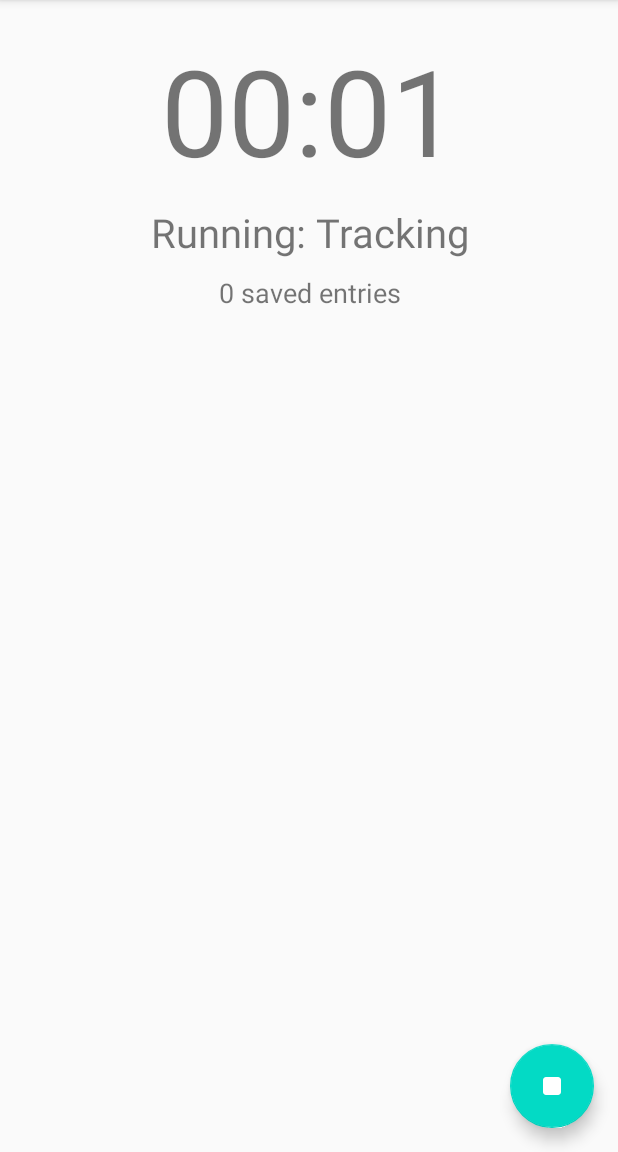
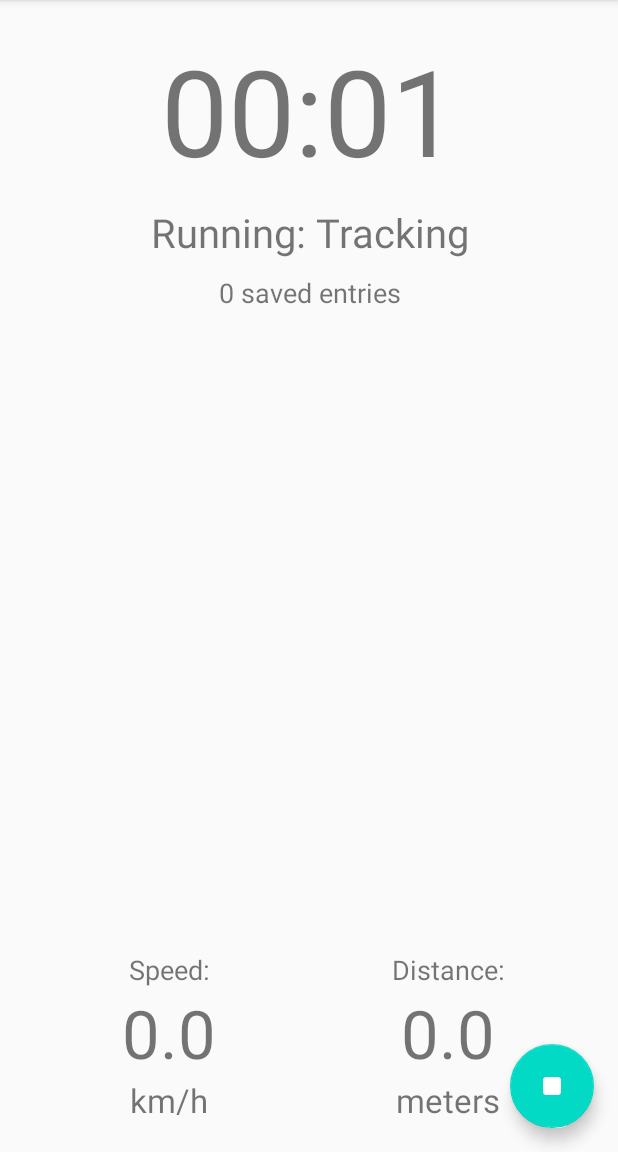
Before and after one commit to matiboux/griffith-android-trackmaster, an Android app: the screen it shows after launch (MainActivity), after a tap on an icon or button, on a phone screen of 412 x 824 dp, the part 84-1236 px from its top. Run offline under Robolectric (Android 15) with nearby library versions, the phone set to English and light mode, and no system bars.

Commit message:
Updated UI for the main activity for displaying live information + Added GPXData static methods

```diff
--- a/TrackMaster/app/src/main/java/com/matiboux/griffith/trackmaster/GPXData.java
+++ b/TrackMaster/app/src/main/java/com/matiboux/griffith/trackmaster/GPXData.java
@@ -46,18 +46,11 @@ public class GPXData {
             GPXEntry B = gpxEntries.get(i);
 
             // ** Distance
-            int earthRadius = 6371000; // in meters
-            double latA = A.latitude * Math.PI / 180;
-            double latB = B.latitude * Math.PI / 180;
-            double deltaLat = (B.latitude - A.latitude) * Math.PI / 180;
-            double deltaLon = (B.longitude - A.longitude) * Math.PI / 180;
-            double a = Math.pow(Math.sin(deltaLat / 2), 2)
-                    + Math.cos(latA) * Math.cos(latB) * Math.pow(Math.sin(deltaLon / 2), 2);
-            double distance = earthRadius * 2 * Math.atan2(Math.sqrt(a), Math.sqrt(1 - a));
+            double distance = computeDistance(A, B);
             totalMeters += distance;
 
             // ** Speed Part 2
-            double speed = distance / (B.time - A.time) * 1000;
+            double speed = computeSpeed(A, B, distance);
             averageSpeeds.add(new Pair<>(A.time / 2 + B.time / 2, speed));
             System.out.println("put at " + speed);
             sumSpeed += speed;
@@ -115,4 +108,38 @@ public class GPXData {
     public double getAverageAltitude() {
         return averageAltitude;
     }
+
+    // *** Static Methods for computing
+
+    /**
+     * @param A First GPXEntry point
+     * @param B Second GPXEntry point
+     * @return Distance between A and B in meters
+     */
+    public static double computeDistance(GPXEntry A, GPXEntry B) {
+        int earthRadius = 6371000; // in meters
+        double latA = A.latitude * Math.PI / 180;
+        double latB = B.latitude * Math.PI / 180;
+        double deltaLat = (B.latitude - A.latitude) * Math.PI / 180;
+        double deltaLon = (B.longitude - A.longitude) * Math.PI / 180;
+        double a = Math.pow(Math.sin(deltaLat / 2), 2)
+                + Math.cos(latA) * Math.cos(latB) * Math.pow(Math.sin(deltaLon / 2), 2);
+        return earthRadius * 2 * Math.atan2(Math.sqrt(a), Math.sqrt(1 - a));
+    }
+
+    /**
+     * @param A First GPXEntry point
+     * @param B Second GPXEntry point
+     * @return Speed from A to B in meters per seconds
+     */
+    public static double computeSpeed(GPXEntry A, GPXEntry B, double distance) {
+        return distance / (B.time - A.time) * 1000;
+    }
+
+    public static double roundDecimals(double value, int nbDecimals) {
+        if (nbDecimals <= 0) return value;
+
+        double factor = Math.pow(10, nbDecimals);
+        return (double) Math.round(value * factor) / factor;
+    }
 }
--- a/TrackMaster/app/src/main/java/com/matiboux/griffith/trackmaster/MainActivity.java
+++ b/TrackMaster/app/src/main/java/com/matiboux/griffith/trackmaster/MainActivity.java
@@ -1,15 +1,15 @@
 package com.matiboux.griffith.trackmaster;
 
-import android.content.Context;
 import android.content.Intent;
 import android.content.pm.PackageManager;
-import android.location.Location;
-import android.location.LocationManager;
 import android.os.Bundle;
 import android.os.Handler;
 import android.view.Menu;
 import android.view.MenuItem;
 import android.view.View;
+import android.view.ViewGroup;
+import android.view.ViewGroup.LayoutParams;
+import android.widget.LinearLayout;
 import android.widget.TextView;
 import android.widget.Toast;
 
@@ -19,17 +19,12 @@ import androidx.appcompat.widget.Toolbar;
 
 import com.google.android.material.floatingactionbutton.FloatingActionButton;
 
-import java.text.SimpleDateFormat;
-import java.util.Date;
-import java.util.Locale;
-import java.util.Timer;
-import java.util.TimerTask;
-
 public class MainActivity extends AppCompatActivity {
 
     private MyLocationListener locationListener = null;
 
-    private TextView txvTimer, txvStatus, txvCount;
+    private LinearLayout linearLayout;
+    private TextView txvTimer, txvStatus, txvCount, txvSpeed, txvDistance;
     private FloatingActionButton fab;
 
     @Override
@@ -43,9 +38,12 @@ public class MainActivity extends AppCompatActivity {
         locationListener = new MyLocationListener(this);
 
         // Layout components
+        linearLayout = findViewById(R.id.linear_layout);
         txvTimer = findViewById(R.id.txv_timer);
         txvStatus = findViewById(R.id.txv_status);
         txvCount = findViewById(R.id.txv_count);
+        txvSpeed = findViewById(R.id.txv_speed);
+        txvDistance = findViewById(R.id.txv_distance);
         fab = findViewById(R.id.fab);
 
         // Events
@@ -56,6 +54,19 @@ public class MainActivity extends AppCompatActivity {
                 else disableTracking(); // Disable Tracking
             }
         });
+    }
+
+    @Override
+    public void onWindowFocusChanged(boolean hasFocus) {
+        super.onWindowFocusChanged(hasFocus);
+
+        // Update the bottom padding of LinearLayout
+        ViewGroup.MarginLayoutParams fabLayoutParams = (ViewGroup.MarginLayoutParams) fab.getLayoutParams();
+        linearLayout.setPadding(linearLayout.getPaddingLeft(), linearLayout.getPaddingTop(), linearLayout.getPaddingRight(),
+                linearLayout.getPaddingLeft() + fabLayoutParams.topMargin + fab.getHeight() + fabLayoutParams.bottomMargin);
+        System.out.println(fab.getMeasuredHeight());
+        System.out.println(fabLayoutParams.topMargin + fab.getHeight() + fabLayoutParams.bottomMargin);
+        System.out.println(linearLayout.getPaddingBottom());
     }
 
     private void enableTracking() {
@@ -78,6 +89,8 @@ public class MainActivity extends AppCompatActivity {
                 int seconds = (int) (runningTimeMillis / 1000) % 60;
                 txvTimer.setText(getString(R.string.timer, minutes, seconds));
                 txvCount.setText(getString(R.string.entries_count, locationListener.getSavedEntries()));
+                txvSpeed.setText(String.valueOf(GPXData.roundDecimals(locationListener.getLatestSpeed(), 2)));
+                txvDistance.setText(String.valueOf(GPXData.roundDecimals(locationListener.getTotalMeters(), 2)));
 
                 // Continue while it's tracking
                 if (locationListener.isTracking())
--- a/TrackMaster/app/src/main/java/com/matiboux/griffith/trackmaster/MyLocationListener.java
+++ b/TrackMaster/app/src/main/java/com/matiboux/griffith/trackmaster/MyLocationListener.java
@@ -28,6 +28,10 @@ public class MyLocationListener implements LocationListener {
     private GPXFile gpxFile;
     private int savedEntries = 0;
     private LocationManager locationManager;
+
+    private GPXEntry latestEntry = null;
+    private double latestSpeed = 0;
+    private double totalMeters = 0;
 
     public MyLocationListener(@NonNull Context context) {
         this.context = context;
@@ -88,14 +92,38 @@ public class MyLocationListener implements LocationListener {
         return savedEntries;
     }
 
+    public void addEntry(Location location) {
+        gpxFile.addEntry(location);
+        savedEntries++;
+
+        GPXEntry newEntry = new GPXEntry(location.getLatitude(), location.getLongitude(),
+                location.getAltitude(), location.getTime());
+
+        if (latestEntry != null) {
+            // Compute the distance
+            double distance = GPXData.computeDistance(latestEntry, newEntry);
+            totalMeters += distance;
+
+            // Compute the speed
+            latestSpeed = GPXData.computeSpeed(latestEntry, newEntry, distance);
+        }
+
+        latestEntry = newEntry;
+    }
+
+    public double getLatestSpeed() {
+        return latestSpeed;
+    }
+
+    public double getTotalMeters() {
+        return totalMeters;
+    }
+
     // *** LocationListener
 
     @Override
     public void onLocationChanged(Location location) {
-        if (location != null) {
-            gpxFile.addEntry(location);
-            savedEntries++;
-        }
+        if (location != null) addEntry(location);
     }
 
     @Override
@@ -109,10 +137,7 @@ public class MyLocationListener implements LocationListener {
 
             // Save last known location if not null
             Location location = locationManager.getLastKnownLocation(LocationManager.GPS_PROVIDER);
-            if (location != null) {
-                gpxFile.addEntry(location);
-                savedEntries++;
-            }
+            if (location != null) addEntry(location);
         }
     }
 
--- a/TrackMaster/app/src/main/res/layout/content_main.xml
+++ b/TrackMaster/app/src/main/res/layout/content_main.xml
@@ -1,35 +1,112 @@
 <?xml version="1.0" encoding="utf-8"?>
-<LinearLayout xmlns:android="http://schemas.android.com/apk/res/android"
+<ScrollView xmlns:android="http://schemas.android.com/apk/res/android"
     xmlns:app="http://schemas.android.com/apk/res-auto"
     android:layout_width="match_parent"
     android:layout_height="match_parent"
+    android:fillViewport="true"
+    app:layout_behavior="@string/appbar_scrolling_view_behavior">
+
+    <LinearLayout
+        android:id="@+id/linear_layout"
+        android:layout_width="match_parent"
+        android:layout_height="match_parent"
         android:orientation="vertical"
-    android:padding="20dp"
-    app:layout_behavior="@string/appbar_scrolling_view_behavior">
+        android:padding="20dp">
 
         <TextView
             android:id="@+id/txv_timer"
             android:layout_width="match_parent"
             android:layout_height="wrap_content"
-        android:textSize="36pt"
+            android:text="00:00"
             android:textAlignment="center"
-        android:text="00:00" />
+            android:textSize="36pt" />
 
         <TextView
             android:id="@+id/txv_status"
             android:layout_width="match_parent"
             android:layout_height="wrap_content"
             android:layout_marginTop="10dp"
-        android:textSize="12pt"
+            android:text="@string/status_paused"
             android:textAlignment="center"
-        android:text="@string/status_paused" />
+            android:textSize="12pt" />
 
         <TextView
             android:id="@+id/txv_count"
             android:layout_width="match_parent"
             android:layout_height="wrap_content"
             android:layout_marginTop="10dp"
-        android:textSize="8pt"
-        android:textAlignment="center" />
+            android:textAlignment="center"
+            android:textSize="8pt" />
+
+        <LinearLayout
+            android:layout_width="match_parent"
+            android:layout_height="0dp"
+            android:layout_weight="1"
+            android:gravity="bottom"
+            android:orientation="horizontal">
+
+            <LinearLayout
+                android:layout_width="0dp"
+                android:layout_height="wrap_content"
+                android:layout_weight="1"
+                android:gravity="bottom"
+                android:orientation="vertical">
+
+                <TextView
+                    android:layout_width="match_parent"
+                    android:layout_height="wrap_content"
+                    android:text="Speed:"
+                    android:textAlignment="center"
+                    android:textSize="8pt" />
+
+                <TextView
+                    android:id="@+id/txv_speed"
+                    android:layout_width="match_parent"
+                    android:layout_height="wrap_content"
+                    android:text="0.0"
+                    android:textAlignment="center"
+                    android:textSize="20pt" />
+
+                <TextView
+                    android:layout_width="match_parent"
+                    android:layout_height="wrap_content"
+                    android:text="km/h"
+                    android:textAlignment="center"
+                    android:textSize="10pt" />
 
             </LinearLayout>
+
+            <LinearLayout
+                android:layout_width="0dp"
+                android:layout_height="wrap_content"
+                android:layout_weight="1"
+                android:gravity="bottom"
+                android:orientation="vertical">
+
+                <TextView
+                    android:layout_width="match_parent"
+                    android:layout_height="wrap_content"
+                    android:text="Distance:"
+                    android:textAlignment="center"
+                    android:textSize="8pt" />
+
+                <TextView
+                    android:id="@+id/txv_distance"
+                    android:layout_width="match_parent"
+                    android:layout_height="wrap_content"
+                    android:text="0.0"
+                    android:textAlignment="center"
+                    android:textSize="20pt" />
+
+                <TextView
+                    android:layout_width="match_parent"
+                    android:layout_height="wrap_content"
+                    android:text="meters"
+                    android:textAlignment="center"
+                    android:textSize="10pt" />
+
+            </LinearLayout>
+
+        </LinearLayout>
+    </LinearLayout>
+</ScrollView>
```
Also changed, not shown: TrackMaster/app/src/main/java/com/matiboux/griffith/trackmaster/ResultsActivity.java (+9 -7 lines). Lines whose indentation alone changed are shown as unchanged.
